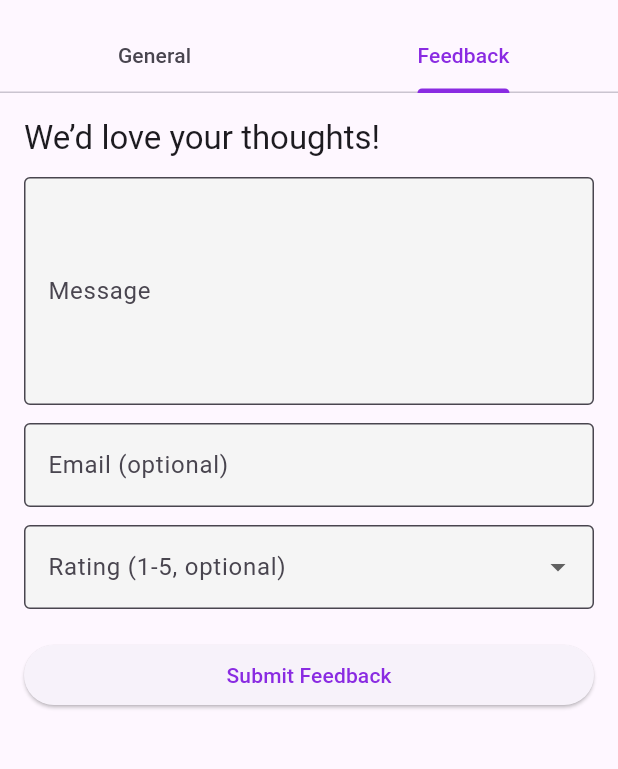
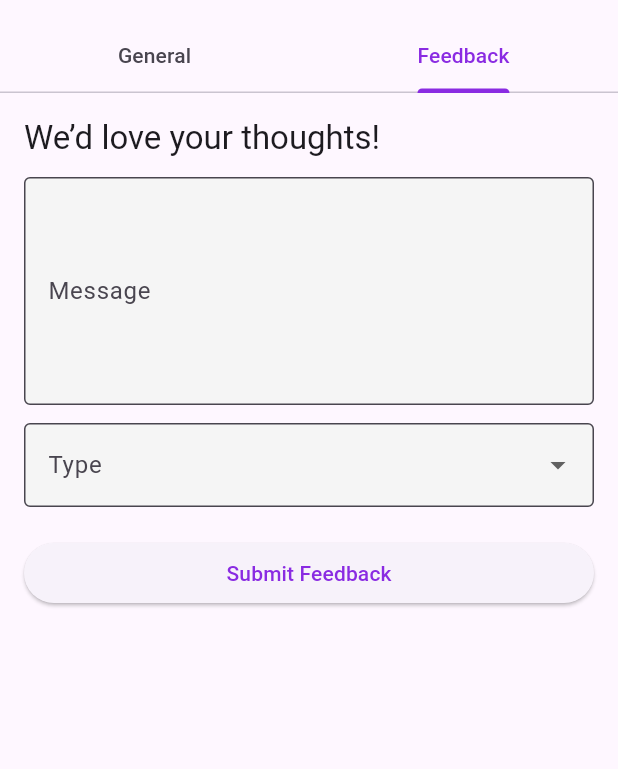
Before and after one commit to Jake1902/habit_hero, a Flutter app: the SettingsScreen screen opened by its route, tab 2 chosen, on a phone screen of 412 x 824 dp, the part 63-832 px from its top. Run offline on Flutter 3.47's test engine with Material 3 defaults, Android fonts, the phone set to English and light mode, and no system bars; our stand-ins replace awesome_notifications, csv, file_picker, fl_chart, flutter_dotenv, get_it and 5 more; accounts and stored records are empty; network calls fail.

Commit message:
Update feedback form

```diff
--- a/lib/core/services/airtable_service.dart
+++ b/lib/core/services/airtable_service.dart
@@ -14,14 +14,14 @@ class AirtableService {
   /// Throws on non-200/201.
   static Future<void> submitFeedback({
     required String message,
-    String? email,
-    int? rating,
+    required String type,
+    String name = 'Anonymus',
   }) async {
     final body = jsonEncode({
       'fields': {
-        'message': message,
-        if (email  != null && email.isNotEmpty) 'email' : email,
-        if (rating != null) 'rating': rating,
+        'name'     : name,
+        'message'  : message,
+        'type'     : type,
         'createdAt': DateTime.now().toIso8601String(),
       }
     });
--- a/lib/features/settings/feedback_tab.dart
+++ b/lib/features/settings/feedback_tab.dart
@@ -9,16 +9,14 @@ class FeedbackTab extends StatefulWidget {
 }
 
 class _FeedbackTabState extends State<FeedbackTab> {
-  final _formKey       = GlobalKey<FormState>();
-  final _msgCtrl       = TextEditingController();
-  final _emailCtrl     = TextEditingController();
-  int?   _rating;
-  bool   _loading = false;
+  final _formKey = GlobalKey<FormState>();
+  final _msgCtrl = TextEditingController();
+  String? _type;
+  bool _loading = false;
 
   @override
   void dispose() {
     _msgCtrl.dispose();
-    _emailCtrl.dispose();
     super.dispose();
   }
 
@@ -28,15 +26,14 @@ class _FeedbackTabState extends State<FeedbackTab> {
     try {
       await AirtableService.submitFeedback(
         message: _msgCtrl.text.trim(),
-        email  : _emailCtrl.text.trim(),
-        rating : _rating,
+        type: _type!,
       );
       if (mounted) {
         ScaffoldMessenger.of(context).showSnackBar(
           const SnackBar(content: Text('🎉 Feedback sent!')),
         );
         _formKey.currentState!.reset();
-        _rating = null;
+        _type = null;
       }
     } catch (e) {
       if (mounted) {
@@ -76,28 +73,20 @@ class _FeedbackTabState extends State<FeedbackTab> {
                         : null,
               ),
               const SizedBox(height: 12),
-              TextFormField(
-                controller: _emailCtrl,
+              DropdownButtonFormField<String>(
+                value: _type,
                 decoration: const InputDecoration(
-                  labelText: 'Email (optional)',
+                  labelText: 'Type',
                   border: OutlineInputBorder(),
                 ),
-                keyboardType: TextInputType.emailAddress,
-              ),
-              const SizedBox(height: 12),
-              DropdownButtonFormField<int>(
-                value: _rating,
-                decoration: const InputDecoration(
-                  labelText: 'Rating (1\u20105, optional)',
-                  border: OutlineInputBorder(),
-                ),
-                items: [1,2,3,4,5]
+                items: const ['Feature', 'Bug']
                     .map((e) => DropdownMenuItem(
                           value: e,
-                          child: Text(e.toString()),
+                          child: Text(e),
                         ))
                     .toList(),
-                onChanged: (v) => setState(() => _rating = v),
+                onChanged: (v) => setState(() => _type = v),
+                validator: (v) => v == null ? 'Please select a type' : null,
               ),
               const SizedBox(height: 20),
               SizedBox(
```
